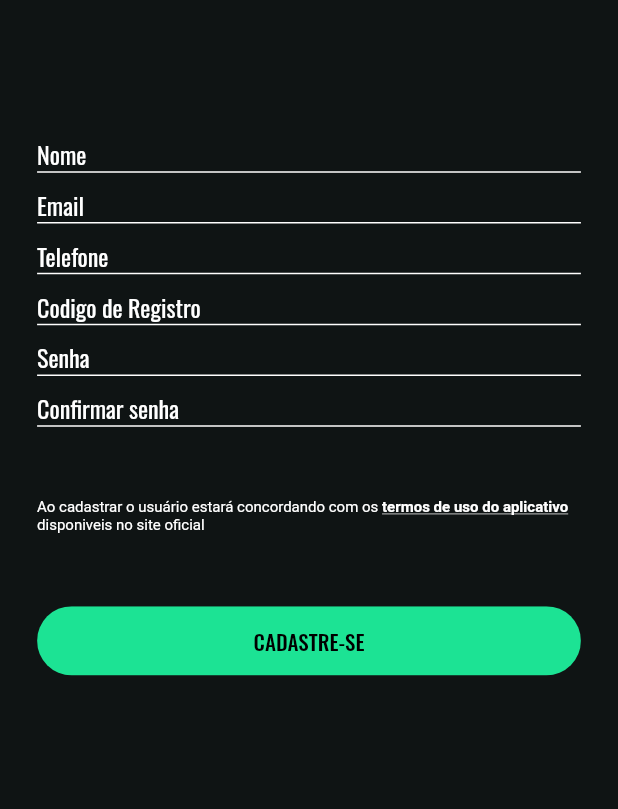
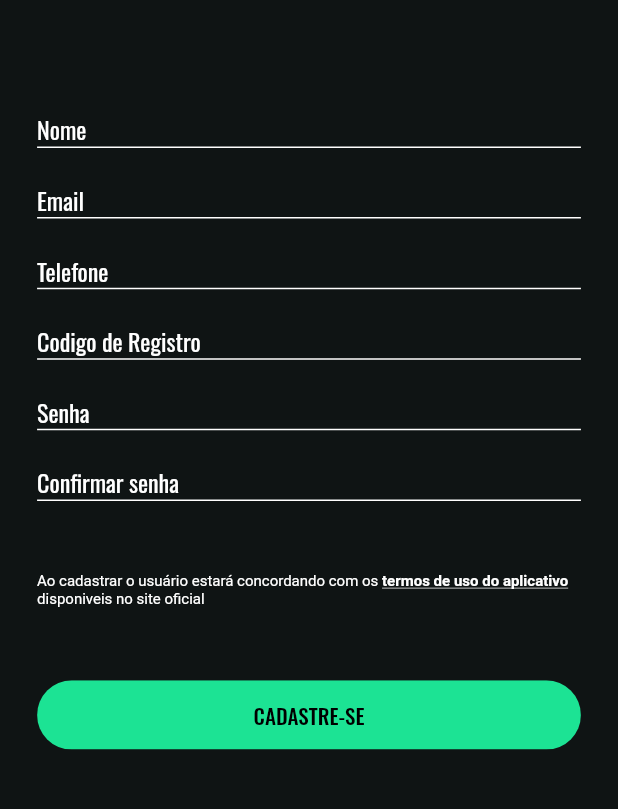
Before and after one commit to felipedelucanogueira/hero_software_test, a Flutter app: the screen it shows after launch, after a tap on "Cadastre-se", on a phone screen of 412 x 824 dp, the part 164-973 px from its top. Run offline on Flutter 3.47's test engine with Material 2 defaults, Android fonts, the phone set to English and light mode, and no system bars; our stand-ins replace dio, flutter_secure_storage, flutter_svg, google_fonts; missing offline and left inert: validatorless; network calls fail.

Commit message:
fix: general adjustments

```diff
--- a/lib/components/forms/form_component.dart
+++ b/lib/components/forms/form_component.dart
@@ -44,7 +44,7 @@ class _CreateAccountFormComponentState extends State<RegisterFormComponent> {
               ),
             ),
             SizedBox(
-              height: MediaQuery.of(context).size.height * 0.012,
+              height: MediaQuery.of(context).size.height * 0.028,
             ),
             TextFormField(
               validator: Validatorless.multiple(
@@ -53,14 +53,14 @@ class _CreateAccountFormComponentState extends State<RegisterFormComponent> {
                   Validatorless.email(Strings.invalidEmail),
                 ],
               ),
-              style: TextStyle(color: AppColors.white.withOpacity(.7)),
+              style: const TextStyle(color: AppColors.white),
               controller: _emailController,
               decoration: Decorations.inputDecoration(
                 hintText: Strings.emailHint,
               ),
             ),
             SizedBox(
-              height: MediaQuery.of(context).size.height * 0.012,
+              height: MediaQuery.of(context).size.height * 0.028,
             ),
             TextFormField(
               validator: Validatorless.required(Strings.emptyPhone),
@@ -72,7 +72,7 @@ class _CreateAccountFormComponentState extends State<RegisterFormComponent> {
               ),
             ),
             SizedBox(
-              height: MediaQuery.of(context).size.height * 0.012,
+              height: MediaQuery.of(context).size.height * 0.028,
             ),
             TextFormField(
               style: const TextStyle(color: AppColors.white),
@@ -82,7 +82,7 @@ class _CreateAccountFormComponentState extends State<RegisterFormComponent> {
               ),
             ),
             SizedBox(
-              height: MediaQuery.of(context).size.height * 0.012,
+              height: MediaQuery.of(context).size.height * 0.028,
             ),
             TextFormField(
               validator: Validatorless.required(Strings.emptyPassword),
@@ -92,10 +92,10 @@ class _CreateAccountFormComponentState extends State<RegisterFormComponent> {
                   Decorations.inputDecoration(hintText: Strings.passwordHint),
             ),
             SizedBox(
-              height: MediaQuery.of(context).size.height * 0.012,
+              height: MediaQuery.of(context).size.height * 0.028,
             ),
             TextFormField(
-              style: TextStyle(color: AppColors.white.withOpacity(.7)),
+              style: const TextStyle(color: AppColors.white),
               validator: Validatorless.multiple([
                 Validators.compare(
                     _passwordController, Strings.differentPasswords),
@@ -151,7 +151,7 @@ class _CreateAccountFormComponentState extends State<RegisterFormComponent> {
                   },
                   child: Text(
                     Strings.register.toUpperCase(),
-                    style: const TextStyle(color: Colors.black),
+                    style: const TextStyle(color: AppColors.black),
                   ),
                 ),
               ),
--- a/lib/features/forgot_password_screen/forgot_password_controller.dart
+++ b/lib/features/forgot_password_screen/forgot_password_controller.dart
@@ -5,7 +5,9 @@ class ForgotPasswordController {
   static final Dio dio = Dio();
   final ForgotPasswordRepository _repository = ForgotPasswordRepository(dio);
 
-  Future<void> forgotPassword({required String email}) async {
+  Future<void> forgotPassword({
+    required String email,
+  }) async {
     await _repository.forgotPassword(email);
   }
 }
--- a/lib/features/forgot_password_screen/forgot_password_screen.dart
+++ b/lib/features/forgot_password_screen/forgot_password_screen.dart
@@ -18,6 +18,7 @@ class _ForgotPasswordScreenState extends State<ForgotPasswordScreen> {
   @override
   Widget build(BuildContext context) {
     return Scaffold(
+      resizeToAvoidBottomInset: false,
       appBar: AppBar(
         iconTheme: const IconThemeData(color: AppColors.primary),
         elevation: 0.0,
@@ -43,6 +44,7 @@ class _ForgotPasswordScreenState extends State<ForgotPasswordScreen> {
                     borderSide: BorderSide(color: AppColors.white),
                   ),
                 ),
+                style: const TextStyle(color: AppColors.white),
               ),
               SizedBox(height: MediaQuery.of(context).size.height * 0.04),
               SizedBox(
@@ -67,14 +69,16 @@ class _ForgotPasswordScreenState extends State<ForgotPasswordScreen> {
                       } catch (e) {
                         ScaffoldMessenger.of(context).showSnackBar(
                           SnackBar(
-                            content: Text(e.toString()),
+                            content: Text(
+                              e.toString(),
+                            ),
                           ),
                         );
                       }
                     },
                     child: Text(
                       Strings.resetPasswordButton.toUpperCase(),
-                      style: const TextStyle(color: Colors.black),
+                      style: const TextStyle(color: Colors.white),
                     ),
                   ),
                 ),
--- a/lib/features/login_screen/login_screen.dart
+++ b/lib/features/login_screen/login_screen.dart
@@ -22,21 +22,19 @@ class _LoginScreenState extends State<LoginScreen> {
   @override
   Widget build(BuildContext context) {
     return Scaffold(
+      resizeToAvoidBottomInset: false,
       backgroundColor: AppColors.blackBackground,
       body: Form(
         key: _formKey,
         child: Padding(
           padding: EdgeInsets.symmetric(
-              horizontal: MediaQuery.of(context).size.width * 0.03),
-          child: Padding(
-            padding: EdgeInsets.symmetric(
-                horizontal: MediaQuery.of(context).size.width * 0.01),
+              horizontal: MediaQuery.of(context).size.width * 0.04),
           child: Column(
             children: [
               const Spacer(),
               const Logo(),
               SizedBox(
-                  height: MediaQuery.of(context).size.height * 0.06,
+                height: MediaQuery.of(context).size.height * 0.10,
               ),
               TextFormField(
                 validator: Validatorless.multiple([
@@ -88,33 +86,43 @@ class _LoginScreenState extends State<LoginScreen> {
               ),
               SizedBox(
                 width: MediaQuery.of(context).size.width * 1,
-                  height: MediaQuery.of(context).size.height * 0.04,
+                height: MediaQuery.of(context).size.height * 0.045,
                 child: ClipRRect(
                   borderRadius: BorderRadius.circular(40),
                   child: ElevatedButton(
                     onPressed: () async {
                       if (_formKey.currentState!.validate()) {
-                          try {
-                            await _controller.login(
+                        await _controller
+                            .login(
                                 email: _emailController.text,
-                                password: _passwordController.text);
-                            if (await _controller.isLoggedIn()) {
-                              Navigator.pushNamed(context, '/home');
-                            }
-                          } catch (e) {
+                                password: _passwordController.text)
+                            .catchError(
+                          (e) {
                             ScaffoldMessenger.of(context).showSnackBar(
                               SnackBar(
                                 content: Text(e.toString()),
                               ),
                             );
+                          },
+                        );
+                        if (await _controller.isLoggedIn()) {
+                          Navigator.pushNamed(context, '/home');
                         }
                       }
                     },
-                      child: const Text(Strings.loginButton),
+                    child: Text(
+                      Strings.loginButton.toUpperCase(),
+                      style: const TextStyle(color: AppColors.black),
                     ),
                   ),
                 ),
-                TextButton(
+              ),
+              SizedBox(
+                height: MediaQuery.of(context).size.height * 0.03,
+              ),
+              SizedBox(
+                height: MediaQuery.of(context).size.height * 0.055,
+                child: TextButton(
                   onPressed: () {
                     Navigator.pushNamed(context, '/forgot-password');
                   },
@@ -123,7 +131,10 @@ class _LoginScreenState extends State<LoginScreen> {
                     style: TextStyle(color: AppColors.white),
                   ),
                 ),
-                TextButton(
+              ),
+              SizedBox(
+                height: MediaQuery.of(context).size.height * 0.055,
+                child: TextButton(
                   onPressed: () {
                     Navigator.pushNamed(context, '/register');
                   },
@@ -132,11 +143,11 @@ class _LoginScreenState extends State<LoginScreen> {
                     style: TextStyle(color: AppColors.white),
                   ),
                 ),
+              ),
               const Spacer(
                 flex: 3,
               )
             ],
-            ),
           ),
         ),
       ),
--- a/lib/main.dart
+++ b/lib/main.dart
@@ -1,4 +1,5 @@
 import 'package:flutter/material.dart';
+import 'package:flutter/services.dart';
 import 'package:google_fonts/google_fonts.dart';
 import 'package:hero_software_test/features/forgot_password_screen/forgot_password_screen.dart';
 import 'package:hero_software_test/features/register_screen/register_screen.dart';
@@ -9,7 +10,14 @@ import 'features/splash_screen/splash_screen.dart';
 import 'values/colors.dart';
 
 void main() {
-  runApp(const InitialRoute());
+  WidgetsFlutterBinding.ensureInitialized();
+
+  SystemChrome.setPreferredOrientations(
+      [DeviceOrientation.portraitUp, DeviceOrientation.portraitDown]).then(
+    (_) => runApp(
+      const InitialRoute(),
+    ),
+  );
 }
 
 class InitialRoute extends StatefulWidget {
```
Lines whose indentation alone changed are shown as unchanged.
